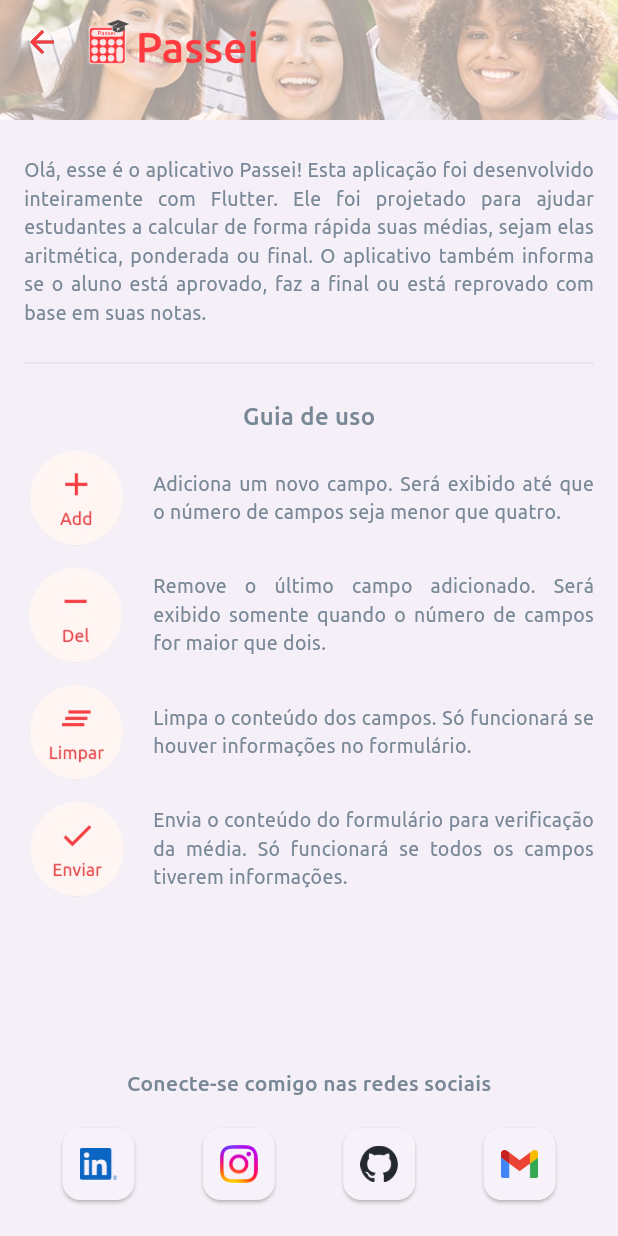
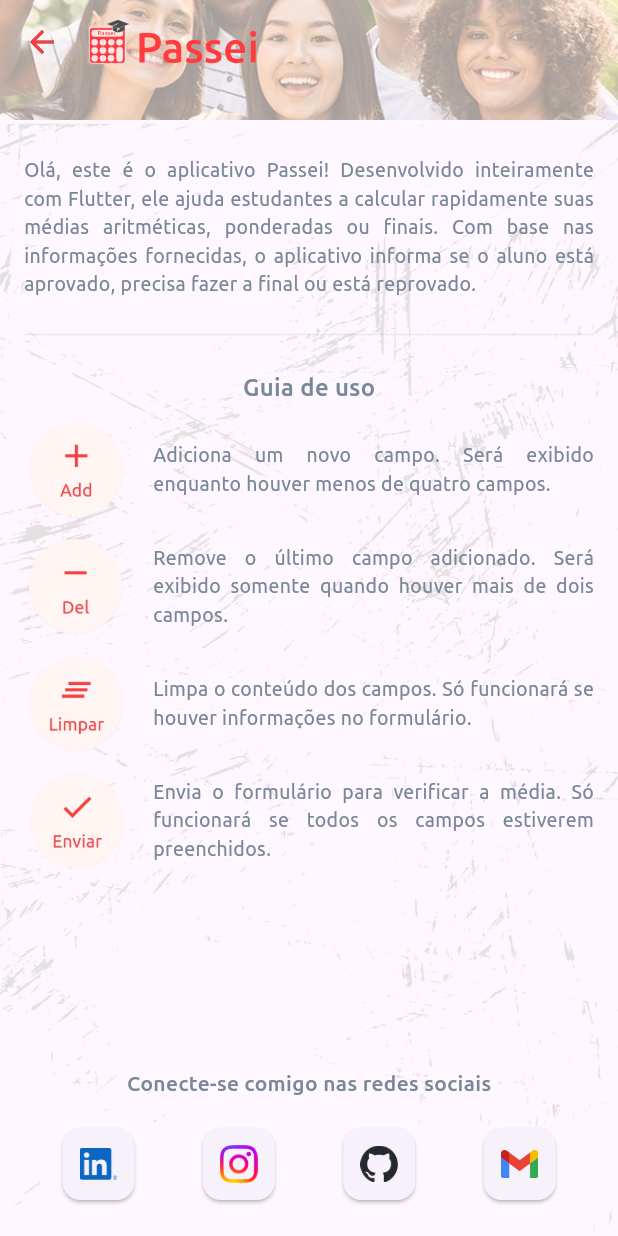
Before and after one commit to Everaldo-Martins/passei, a Flutter app: the screen it shows after launch, after a tap on the "help" icon, on a phone screen of 412 x 824 dp. Run offline on Flutter 3.47's test engine with Material 3 defaults, Android fonts, the phone set to English and light mode, and no system bars; our stand-ins replace flutter_svg; project files that could hold a hidden picture were left out.

Commit message:
Melhoramento na clareza dos textos, alteração das classes private para públicas, fixação do tamnho da tela.

```diff
--- a/lib/main.dart
+++ b/lib/main.dart
@@ -12,7 +12,7 @@ class MyApp extends StatelessWidget {
   Widget build(BuildContext context) {
     return const MaterialApp(
       debugShowCheckedModeBanner: false,
-      home: HomePage(title: 'Passei - Calculadora de Médias'),
+      home: HomePage(),
     );
   }
 }
--- a/lib/screens/about_page.dart
+++ b/lib/screens/about_page.dart
@@ -46,7 +46,15 @@ class About extends StatelessWidget {
         ),
       ),
       body: Container(
-        color: const Color(0x11798897),
+        width: MediaQuery.of(context).size.width,
+        height: MediaQuery.of(context).size.height,
+        decoration: const BoxDecoration(
+          image: DecorationImage(
+            image: AssetImage('assets/images/bg.png'),
+            fit: BoxFit.cover,
+            opacity: 0.4,
+          ),
+        ),
         child: Column(
           children: [
             Expanded(
@@ -61,7 +69,7 @@ class About extends StatelessWidget {
                       children: [
                         Flexible(
                           child: Text(
-                            'Olá, esse é o aplicativo Passei! Esta aplicação foi desenvolvido inteiramente com Flutter. Ele foi projetado para ajudar estudantes a calcular de forma rápida suas médias, sejam elas aritmética, ponderada ou final. O aplicativo também informa se o aluno está aprovado, faz a final ou está reprovado com base em suas notas.',
+                            'Olá, este é o aplicativo Passei! Desenvolvido inteiramente com Flutter, ele ajuda estudantes a calcular rapidamente suas médias aritméticas, ponderadas ou finais. Com base nas informações fornecidas, o aplicativo informa se o aluno está aprovado, precisa fazer a final ou está reprovado.',
                             textAlign: TextAlign.justify,
                             style: TextStyle(
                               fontFamily: 'Ubuntu',
@@ -100,7 +108,7 @@ class About extends StatelessWidget {
                         const SizedBox(width: 16),
                         const Flexible(
                           child: Text(
-                            'Adiciona um novo campo. Será exibido até que o número de campos seja menor que quatro.',
+                            'Adiciona um novo campo. Será exibido enquanto houver menos de quatro campos.',
                             textAlign: TextAlign.justify,
                             style: TextStyle(
                               fontFamily: 'Ubuntu',
@@ -122,7 +130,7 @@ class About extends StatelessWidget {
                         const SizedBox(width: 16),
                         const Flexible(
                           child: Text(
-                            'Remove o último campo adicionado. Será exibido somente quando o número de campos for maior que dois.',
+                            'Remove o último campo adicionado. Será exibido somente quando houver mais de dois campos.',
                             textAlign: TextAlign.justify,
                             style: TextStyle(
                               fontFamily: 'Ubuntu',
@@ -166,7 +174,7 @@ class About extends StatelessWidget {
                         const SizedBox(width: 16),
                         const Flexible(
                           child: Text(
-                            'Envia o conteúdo do formulário para verificação da média. Só funcionará se todos os campos tiverem informações.',
+                            'Envia o formulário para verificar a média. Só funcionará se todos os campos estiverem preenchidos.',
                             textAlign: TextAlign.justify,
                             style: TextStyle(
                               fontFamily: 'Ubuntu',
--- a/lib/screens/check_final_screen.dart
+++ b/lib/screens/check_final_screen.dart
@@ -4,11 +4,10 @@ class CheckFinalScreen extends StatefulWidget {
   const CheckFinalScreen({super.key});
 
   @override
-  // ignore: library_private_types_in_public_api
-  _CheckFinalScreenState createState() => _CheckFinalScreenState();
+  CheckFinalScreenState createState() => CheckFinalScreenState();
 }
 
-class _CheckFinalScreenState extends State<CheckFinalScreen> {
+class CheckFinalScreenState extends State<CheckFinalScreen> {
   TextEditingController mediaController = TextEditingController();
   TextEditingController provaFinalController = TextEditingController();
   final ValueNotifier<bool> isButtonEnabled = ValueNotifier<bool>(false);
--- a/lib/screens/home_page.dart
+++ b/lib/screens/home_page.dart
@@ -7,16 +7,13 @@ import 'weighted_average_screen.dart';
 import 'check_final_screen.dart';
 
 class HomePage extends StatefulWidget {
-  const HomePage({super.key, required this.title});
-
-  final String title;
+  const HomePage({super.key});
 
   @override
-  // ignore: library_private_types_in_public_api
-  _HomePageState createState() => _HomePageState();
+  HomePageState createState() => HomePageState();
 }
 
-class _HomePageState extends State<HomePage>
+class HomePageState extends State<HomePage>
     with SingleTickerProviderStateMixin {
   late TabController _tabController;
 
@@ -39,6 +36,7 @@ class _HomePageState extends State<HomePage>
   @override
   Widget build(BuildContext context) {
     return Scaffold(
+      resizeToAvoidBottomInset: false,
       appBar: PreferredSize(
         preferredSize: const Size.fromHeight(150),
         child: AppBar(
@@ -81,7 +79,7 @@ class _HomePageState extends State<HomePage>
                 bottom: TabBar(
                   controller: _tabController,
                   indicatorColor: const Color(0xFFFF3B3F),
-                  unselectedLabelColor: const Color(0x66FF3B3F),
+                  unselectedLabelColor: const Color(0xFFFF3B3F),
                   labelColor: const Color(0xFFFF3B3F),
                   overlayColor: const WidgetStatePropertyAll(Color(0x22FF3B3F)),
                   indicatorWeight: 1,
@@ -120,7 +118,7 @@ class _HomePageState extends State<HomePage>
                         size: 32,
                       ),
                       child: Text(
-                        'Final',
+                        'Prova Final',
                         style: TextStyle(
                           fontFamily: 'Ubuntu',
                           fontWeight: FontWeight.normal,
@@ -141,7 +139,8 @@ class _HomePageState extends State<HomePage>
         decoration: const BoxDecoration(
           image: DecorationImage(
             image: AssetImage('assets/images/bg.png'),
-            fit: BoxFit.fitWidth,
+            fit: BoxFit.cover,
+            opacity: 0.4,
           ),
         ),
         child: TabBarView(
--- a/lib/screens/weighted_average_screen.dart
+++ b/lib/screens/weighted_average_screen.dart
@@ -4,11 +4,10 @@ class WeightedAverageScreen extends StatefulWidget {
   const WeightedAverageScreen({super.key});
 
   @override
-  // ignore: library_private_types_in_public_api
-  _WeightedAverageScreenState createState() => _WeightedAverageScreenState();
+  WeightedAverageScreenState createState() => WeightedAverageScreenState();
 }
 
-class _WeightedAverageScreenState extends State<WeightedAverageScreen> {
+class WeightedAverageScreenState extends State<WeightedAverageScreen> {
   int count = 2;
   List<TextEditingController> notaControllers =
       List.generate(2, (index) => TextEditingController());
--- a/pubspec.yaml
+++ b/pubspec.yaml
@@ -21,7 +21,7 @@ publish_to: 'none' # Remove this line if you wish to publish to pub.dev
 # https://developer.apple.com/library/archive/documentation/General/Reference/InfoPlistKeyReference/Articles/CoreFoundationKeys.html
 # In Windows, build-name is used as the major, minor, and patch parts
 # of the product and file versions while build-number is used as the build suffix.
-version: 1.0.5+1
+version: 1.0.6+1
 
 environment:
   sdk: '>=3.4.3 <4.0.0'
```
Also changed, not shown: lib/screens/arithmetic_average_screen.dart (+3 -4 lines).
